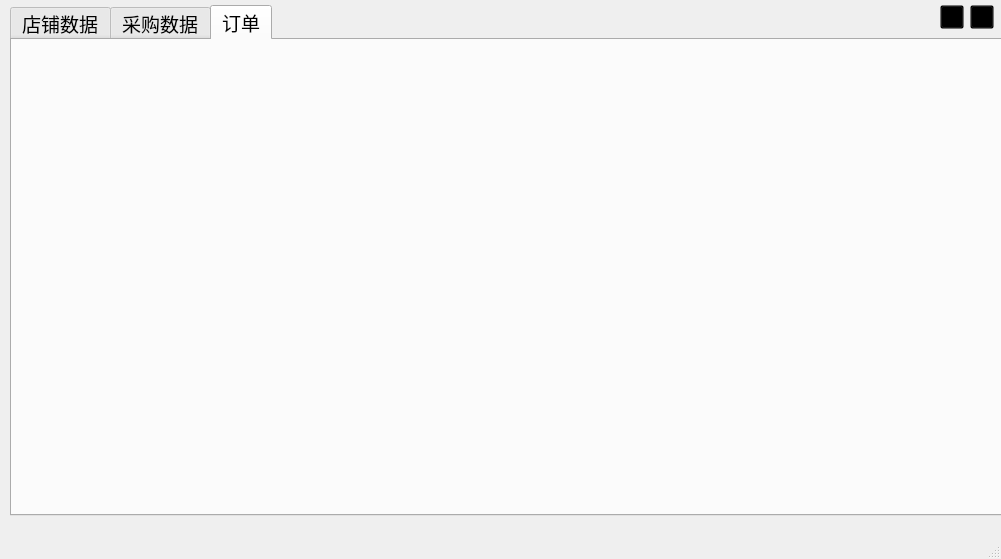
Old version of the form ui/ui.ui in the repository imuhao/MtHelper.
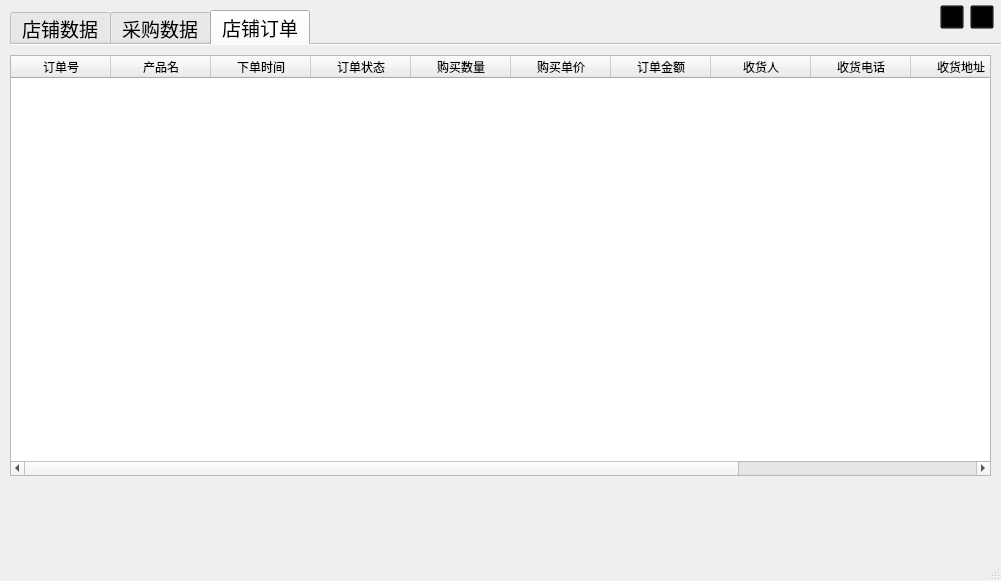
New version of the form. The open tabs and pages were chosen to show the change. Icons and pictures are not drawn.

```diff
--- a/ui/ui.ui
+++ b/ui/ui.ui
@@ -7,7 +7,7 @@
     <x>0</x>
     <y>0</y>
     <width>1001</width>
-    <height>559</height>
+    <height>581</height>
    </rect>
   </property>
   <property name="font">
@@ -23,16 +23,43 @@
     <property name="geometry">
      <rect>
       <x>10</x>
-      <y>5</y>
+      <y>10</y>
       <width>1001</width>
       <height>511</height>
      </rect>
     </property>
+    <property name="tabletTracking">
+     <bool>false</bool>
+    </property>
+    <property name="focusPolicy">
+     <enum>Qt::TabFocus</enum>
+    </property>
+    <property name="contextMenuPolicy">
+     <enum>Qt::DefaultContextMenu</enum>
+    </property>
+    <property name="layoutDirection">
+     <enum>Qt::LeftToRight</enum>
+    </property>
     <property name="autoFillBackground">
      <bool>false</bool>
     </property>
+    <property name="tabPosition">
+     <enum>QTabWidget::North</enum>
+    </property>
+    <property name="tabShape">
+     <enum>QTabWidget::Rounded</enum>
+    </property>
     <property name="currentIndex">
-     <number>0</number>
+     <number>2</number>
+    </property>
+    <property name="documentMode">
+     <bool>true</bool>
+    </property>
+    <property name="tabsClosable">
+     <bool>false</bool>
+    </property>
+    <property name="movable">
+     <bool>false</bool>
     </property>
     <widget class="QWidget" name="tab">
      <attribute name="title">
@@ -289,8 +316,78 @@
     </widget>
     <widget class="QWidget" name="tab_3">
      <attribute name="title">
-      <string>订单</string>
+      <string>店铺订单</string>
      </attribute>
+     <widget class="QTableWidget" name="tableOrder">
+      <property name="geometry">
+       <rect>
+        <x>0</x>
+        <y>10</y>
+        <width>981</width>
+        <height>421</height>
+       </rect>
+      </property>
+      <column>
+       <property name="text">
+        <string>订单号</string>
+       </property>
+      </column>
+      <column>
+       <property name="text">
+        <string>产品名</string>
+       </property>
+      </column>
+      <column>
+       <property name="text">
+        <string>下单时间</string>
+       </property>
+      </column>
+      <column>
+       <property name="text">
+        <string>订单状态</string>
+       </property>
+      </column>
+      <column>
+       <property name="text">
+        <string>购买数量</string>
+       </property>
+      </column>
+      <column>
+       <property name="text">
+        <string>购买单价</string>
+       </property>
+      </column>
+      <column>
+       <property name="text">
+        <string>订单金额</string>
+       </property>
+      </column>
+      <column>
+       <property name="text">
+        <string>收货人</string>
+       </property>
+      </column>
+      <column>
+       <property name="text">
+        <string>收货电话</string>
+       </property>
+      </column>
+      <column>
+       <property name="text">
+        <string>收货地址</string>
+       </property>
+      </column>
+      <column>
+       <property name="text">
+        <string>下单渠道</string>
+       </property>
+      </column>
+      <column>
+       <property name="text">
+        <string>是否刷单</string>
+       </property>
+      </column>
+     </widget>
     </widget>
    </widget>
    <widget class="QPushButton" name="btnMini">
```
Left out of the diff: 18 changed lines with no effect on the pictures.
